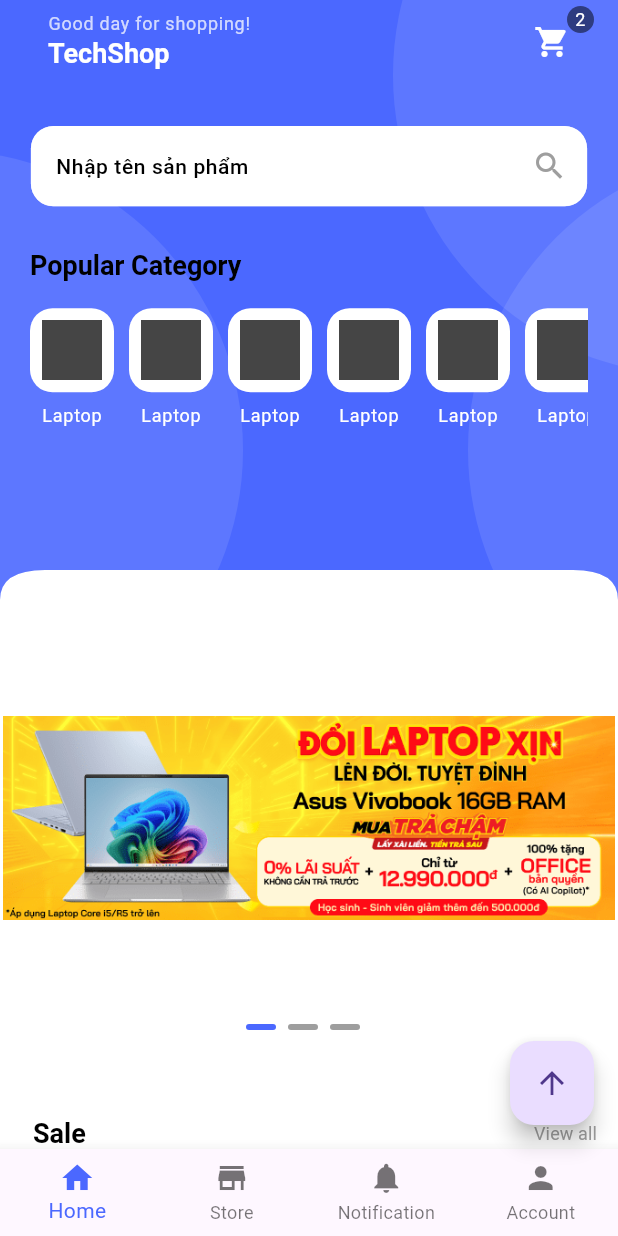
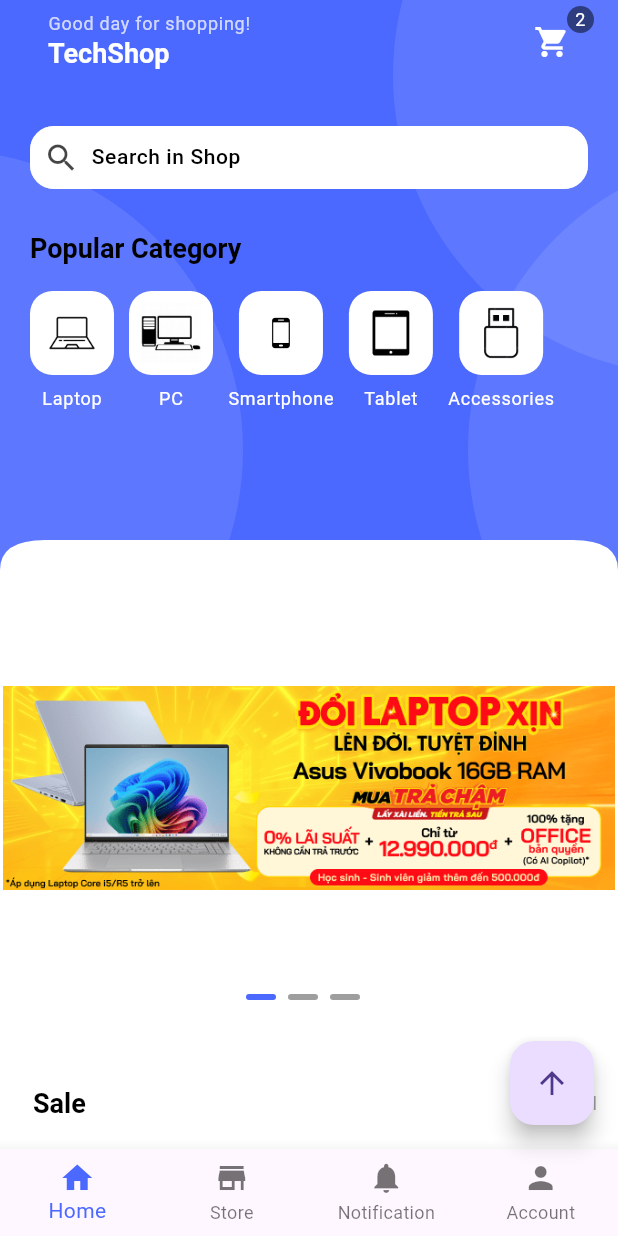
Before and after one commit to DamPhong1311/flutter_e-commerce_mobile_app, a Flutter app: the screen it shows after launch, on a phone screen of 412 x 824 dp. Run offline on Flutter 3.47's test engine with Material 3 defaults, Android fonts, the phone set to English and light mode, and no system bars; drawn by our look-alikes of carousel_slider; our stand-ins replace cloud_firestore, device_preview, file_picker, firebase_auth, firebase_core, flutter_dotenv and 2 more; accounts and stored records are empty; Roboto replaces fonts that are missing (Poppins).

Commit message:
fix store + brand

```diff
--- a/lib/common/constants/images_string.dart
+++ b/lib/common/constants/images_string.dart
@@ -1,4 +1,3 @@
 class ProductImage {
-  static const String iphone11promax =
-      "assets\images\products\cellphoneicon.jpg";
+  static const String iphone11promax = "assetsimagesproductscellphoneicon.jpg";
 }
--- a/lib/common/widgets/app_bar/app_bar.dart
+++ b/lib/common/widgets/app_bar/app_bar.dart
@@ -1,5 +1,4 @@
 import 'package:flutter/material.dart';
-import 'package:flutter/widgets.dart';
 import 'package:ecommerece_flutter_app/common/helper/helper.dart';
 
 class WAppBar extends StatelessWidget implements PreferredSizeWidget {
--- a/lib/common/widgets/brandstore/brand_model.dart
+++ b/lib/common/widgets/brandstore/brand_model.dart
@@ -1,6 +1,6 @@
 class Brand {
   final String brandName;
-  final String brandLogo; // Đường dẫn asset/logo
+  final String brandLogo;
   final int productCount;
   final List<String> productImages;
 
@@ -10,28 +10,14 @@
     required this.productCount,
     required this.productImages,
   });
+
+  // Hàm tạo đối tượng Brand từ dữ liệu Firestore
+  factory Brand.fromFirestore(Map<String, dynamic> data) {
+    return Brand(
+      brandName: data['store'] ?? 'No Name',
+      brandLogo: data['imageUrl'] ?? '',
+      productCount: 1,
+      productImages: List<String>.from(data['imageGallery'] ?? []),
+    );
+  }
 }
-
-// Danh sách mẫu
-final List<Brand> brandList = [
-  Brand(
-    brandName: 'LapTop',
-    brandLogo: 'assets/images/products/laptop.jpg',
-    productCount: 265,
-    productImages: [
-      'assets/images/products/laptop.jpg',
-      'assets/images/products/laptop.jpg',
-      'assets/images/products/laptop.jpg',
-    ],
-  ),
-  Brand(
-    brandName: 'Phone',
-    brandLogo: 'assets/images/products/laptop.jpg',
-    productCount: 95,
-    productImages: [
-      'assets/images/products/laptop.jpg',
-      'assets/images/products/laptop.jpg',
-      'assets/images/products/laptop.jpg',
-    ],
-  ),
-];
--- a/lib/common/widgets/productgridviewdetail.dart
+++ b/lib/common/widgets/productgridviewdetail.dart
@@ -28,7 +28,7 @@
           (widget.store?.isNotEmpty == true && widget.category.isNotEmpty)
               ? capitalize('${widget.store} - ${widget.category}')
               : (widget.category.isNotEmpty)
-                  ? capitalize('${widget.category}')
+                  ? capitalize(widget.category)
                   : (widget.store?.isNotEmpty == true)
                       ? capitalize('${widget.store}')
                       : 'Tất cả sản phẩm',
--- a/lib/main.dart
+++ b/lib/main.dart
@@ -9,9 +9,7 @@
 import 'package:firebase_core/firebase_core.dart';
 import 'package:flutter/foundation.dart';
 import 'package:flutter/material.dart';
-import 'package:ecommerece_flutter_app/pages/intro/splash.dart';
 import 'package:flutter_dotenv/flutter_dotenv.dart';
-import 'package:get/get.dart';
 import 'common/theme/theme.dart';
 
 Future<void> main() async {
--- a/lib/pages/cart/cart_page.dart
+++ b/lib/pages/cart/cart_page.dart
@@ -4,7 +4,6 @@
 import 'package:ecommerece_flutter_app/common/widgets/header/header_container.dart';
 import 'package:ecommerece_flutter_app/pages/home/home_page.dart';
 import 'package:ecommerece_flutter_app/services/auth_service.dart';
-import 'package:firebase_auth/firebase_auth.dart';
 import 'package:flutter/material.dart';
 
 import '../../models/cart_item.dart';
--- a/lib/pages/home/home_page.dart
+++ b/lib/pages/home/home_page.dart
@@ -4,22 +4,23 @@
 import 'package:ecommerece_flutter_app/common/constants/space.dart';
 import 'package:ecommerece_flutter_app/common/helper/helper.dart';
 import 'package:ecommerece_flutter_app/common/widgets/app_bar/app_bar.dart';
+import 'package:ecommerece_flutter_app/common/widgets/brand_category/viewall.dart';
+import 'package:ecommerece_flutter_app/common/widgets/categorypage/accessories_page.dart';
+import 'package:ecommerece_flutter_app/common/widgets/categorypage/laptop_page.dart';
+import 'package:ecommerece_flutter_app/common/widgets/categorypage/pc_page.dart';
+import 'package:ecommerece_flutter_app/common/widgets/categorypage/smartphone_page.dart';
+import 'package:ecommerece_flutter_app/common/widgets/categorypage/tablet_page.dart';
 import 'package:ecommerece_flutter_app/common/widgets/curved_edges/curved_edges.dart';
 import 'package:ecommerece_flutter_app/common/widgets/main_title_view_all_butotn/main_title_and_viewall_button.dart';
-import 'package:ecommerece_flutter_app/pages/cart/cart_page.dart';
 import 'package:ecommerece_flutter_app/pages/intro/signin_signup/signin_page.dart';
 import 'package:flutter/material.dart';
-import 'package:ecommerece_flutter_app/pages/product_detail/product_detail.dart';
 
 import '../../common/widgets/custom_shapes/circular_container.dart';
 import '../../common/widgets/gridview_products.dart';
 import '../../common/widgets/search/search.dart';
 import '../../common/widgets/title/main_title.dart';
 import '../../models/product.dart';
-import '../../services/auth_service.dart';
-import '../../services/cart_service.dart';
 import '../../services/product_service.dart';
-import '../search/search_page.dart';
 
 class HomePage extends StatefulWidget {
   const HomePage({super.key});
@@ -30,10 +31,8 @@
 
 class _HomePageState extends State<HomePage> {
   int currentBanner = 0;
-  final TextEditingController _searchController = TextEditingController();
   final ProductService _productService = ProductService();
   late Future<List<Product>> _productsFuture;
-  final cartService = CartService();
   @override
   void initState() {
     _productsFuture = _productService.getProducts();
@@ -47,23 +46,24 @@
         scrollDirection: Axis.vertical,
         child: Column(
           children: [
-            headerContainer(
+            _headerContainer(
               child: Column(
                 crossAxisAlignment: CrossAxisAlignment.start,
                 children: [
                   _textAndCartButton(context),
                   KSizedBox.mediumSpace,
-                  SearchHead(searchController: _searchController),
+                  SearchContainer(
+                    onTap: () {
+                      //thay login() thành widget cần đi tới
+                      Navigator.pushReplacement(context,
+                          MaterialPageRoute(builder: (context) => LoginPage()));
+                    },
+                  ),
                   KSizedBox.mediumSpace,
                   MainTitle(title: 'Popular Category'),
                   KSizedBox.smallHeightSpace,
                   KSizedBox.smallHeightSpace,
-                  ListViewHorizontal(
-                    onTap: () {
-                      Navigator.pushReplacement(context,
-                          MaterialPageRoute(builder: (context) => LoginPage()));
-                    },
-                  ),
+                  ListViewHorizontal(),
                   KSizedBox.mediumSpace,
                 ],
               ),
@@ -79,7 +79,14 @@
                   Center(
                       child: BannerIndicatorRow(currentBanner: currentBanner)),
                   KSizedBox.heightSpace,
-                  MainTitleAndViewAllButton(title: 'Sale', onPressed: () {}),
+                  MainTitleAndViewAllButton(
+                      title: 'Sale',
+                      onPressed: () {
+                        Navigator.push(
+                            context,
+                            MaterialPageRoute(
+                                builder: (context) => const ViewAllPage()));
+                      }),
                   KSizedBox.smallHeightSpace,
                   KSizedBox.smallHeightSpace,
                   FutureBuilder<List<Product>>(
@@ -108,37 +115,20 @@
                               mainAxisSpacing:
                                   Helper.screenWidth(context) > 600 ? 20 : 5,
                               crossAxisSpacing:
-                                  Helper.screenWidth(context) > 600 ? 20 : 3,
+                                  Helper.screenWidth(context) > 600 ? 20 : 5,
                               mainAxisExtent: Helper.screenWidth(context) > 600
                                   ? Helper.screenHeight(context) * 0.27
                                   : Helper.screenWidth(context) < 390
                                       ? Helper.screenHeight(context) * 0.43
                                       : Helper.screenHeight(context) * 0.33,
                             ),
+
+                            //làm dạng ngang và nếu điện thoại nhỏ sẽ đổi sang dạng đó
+
                             itemBuilder: (_, index) {
                               final product = products[index];
                               return GestureDetector(
-                                onTap: () {
-                                  //thay login() thành widget cần đi tới
-                                  Navigator.push(
-                                      context,
-                                      MaterialPageRoute(
-                                          builder: (context) => ProductDetail(
-                                                name: product.name,
-                                                priceProduct:
-                                                    Helper.formatCurrency(
-                                                        product.priceProduct),
-                                                oldPrice: Helper.formatCurrency(
-                                                    product.oldPrice),
-                                                salePercent:
-                                                    product.salePercent,
-                                                rateProduct: '4.8',
-                                                isSale: product.isSale,
-                                                idProduct: product.id,
-                                                imageUrl: product.imageUrl,
-                                                price: product.priceProduct
-                                              )));
-                                },
+                                onTap: () {},
                                 child: InfoProductContainerVer(
                                   // context: context,
                                   imageProduct: product.imageUrl,
@@ -153,6 +143,33 @@
                                 ),
                               );
                             });
+                        // ListView.builder(
+                        //   itemCount: products.length,
+                        //   itemBuilder: (context, index) {
+                        //     Product product = products[index];
+                        //     return GridviewProductsContainer(
+                        //       length: products.length,
+                        //       imageProduct: product.imageUrl,
+                        //       nameProduct:
+                        //           product.name,
+                        //       priceProduct: Helper.formatCurrency(product.priceProduct),
+                        //       isSale: product.isSale,
+                        //       oldPrice: Helper.formatCurrency(product.oldPrice),
+                        //       salePercent: product.salePercent,
+                        //       rateProduct: '4.8',
+                        //       isSmallDevice: Helper.screenWidth(context) < 390
+                        //           ? true
+                        //           : false,
+                        //       onTap: () {
+                        //         //thay login() thành widget cần đi tới
+                        //         Navigator.pushReplacement(
+                        //             context,
+                        //             MaterialPageRoute(
+                        //                 builder: (context) => ProductDetail()));
+                        //       },
+                        //     );
+                        //   },
+                        // );
                       })
                 ],
               ),
@@ -212,12 +229,7 @@
       children: [
         IconButton(
           padding: EdgeInsets.only(right: 8),
-          onPressed: () {
-            Navigator.push(
-              context,
-              MaterialPageRoute(builder: (context) => CartPage()),
-            );
-          },
+          onPressed: () {},
           icon: Icon(Icons.shopping_cart),
           color: Colors.white,
         ),
@@ -242,12 +254,12 @@
     );
   }
 
-  ClipPath headerContainer({required Widget child}) {
+  ClipPath _headerContainer({required Widget child}) {
     return ClipPath(
       clipper: WCustomCurveyEdges(),
       child: Container(
         color: KColors.primaryColor,
-        height: 400,
+        height: 380,
         child: Stack(
           children: [
             Positioned(
@@ -270,58 +282,6 @@
                 )),
             child
           ],
-        ),
-      ),
-    );
-  }
-}
-
-class SearchHead extends StatelessWidget {
-  const SearchHead({
-    super.key,
-    required TextEditingController searchController,
-  }) : _searchController = searchController;
-
-  final TextEditingController _searchController;
-
-  @override
-  Widget build(BuildContext context) {
-    return Center(
-      child: Container(
-        width: Helper.screenWidth(context) * 0.9,
-        decoration: BoxDecoration(
-            color: Helper.isDarkMode(context)
-                ? KColors.lightModeColor
-                : Colors.white,
-            borderRadius: BorderRadius.circular(15),
-            border: Border.all(color: KColors.dartModeColor)),
-        child: Padding(
-          padding: const EdgeInsets.only(left: 8.0),
-          child: TextField(
-            controller: _searchController,
-            decoration: InputDecoration(
-              border: InputBorder.none,
-              enabledBorder: InputBorder.none,
-              focusedBorder: InputBorder.none,
-              labelText: '  Nhập tên sản phẩm',
-              labelStyle: Theme.of(context).textTheme.bodySmall,
-              suffixIcon: IconButton(
-                icon: Icon(Icons.search),
-                onPressed: () {
-                  String searchQuery = _searchController.text.trim();
-                  if (searchQuery.isNotEmpty) {
-                    Navigator.push(
-                      context,
-                      MaterialPageRoute(
-                        builder: (context) =>
-                            SearchPage(searchQuery: searchQuery),
-                      ),
-                    );
-                  }
-                },
-              ),
-            ),
-          ),
         ),
       ),
     );
@@ -416,12 +376,25 @@
 }
 
 class ListViewHorizontal extends StatelessWidget {
-  const ListViewHorizontal({
-    super.key,
-    required this.onTap,
-  });
+  ListViewHorizontal({super.key});
 
-  final VoidCallback onTap;
+  final List<CategoryItem> categories = [
+    CategoryItem(
+        name: 'Laptop', icon: 'assets/icons/laptop.jpg', page: LaptopPage()),
+    CategoryItem(name: 'PC', icon: 'assets/icons/pc.jpeg', page: PcPage()),
+    CategoryItem(
+        name: 'Smartphone',
+        icon: 'assets/icons/smartphone.jpg',
+        page: SmartphonePage()),
+    CategoryItem(
+        name: 'Tablet',
+        icon: 'assets/icons/vector-tablet.jpg',
+        page: TabletPage()),
+    CategoryItem(
+        name: 'Accessories',
+        icon: 'assets/icons/usb.jpg',
+        page: AccessoriesPage()),
+  ];
 
   @override
   Widget build(BuildContext context) {
@@ -430,10 +403,17 @@
       height: 80,
       child: ListView.builder(
         shrinkWrap: true,
-        itemCount: 6,
+        itemCount: categories.length,
         scrollDirection: Axis.horizontal,
         itemBuilder: (_, index) {
-          return GestureDetector(onTap: onTap, child: ListViewChild());
+          final category = categories[index];
+          return GestureDetector(
+            onTap: () {
+              Navigator.push(
+                  context, MaterialPageRoute(builder: (_) => category.page));
+            },
+            child: ListViewChild(category: category),
+          );
         },
       ),
     );
@@ -441,9 +421,9 @@
 }
 
 class ListViewChild extends StatelessWidget {
-  const ListViewChild({
-    super.key,
-  });
+  const ListViewChild({super.key, required this.category});
+
+  final CategoryItem category;
 
   @override
   Widget build(BuildContext context) {
@@ -461,18 +441,20 @@
                     : Colors.white,
                 borderRadius: BorderRadius.circular(15)),
             child: Center(
-              child: Image(
-                image: AssetImage('assets/icons/laptop.jpg'),
-                fit: BoxFit.cover,
-                color: Helper.isDarkMode(context)
-                    ? KColors.dartModeColor
-                    : KColors.lightModeColor,
+              child: Image.asset(
+                category.icon,
+                width: 50,
+                height: 50,
+                fit: BoxFit.contain,
+                errorBuilder: (context, error, stackTrace) {
+                  return Icon(Icons.broken_image, color: Colors.red, size: 40);
+                },
               ),
             ),
           ),
           KSizedBox.smallHeightSpace,
           Text(
-            'Laptop',
+            category.name,
             style: Theme.of(context)
                 .textTheme
                 .labelMedium!
@@ -485,3 +467,11 @@
     );
   }
 }
+
+class CategoryItem {
+  final String name;
+  final String icon;
+  final Widget page;
+
+  CategoryItem({required this.name, required this.icon, required this.page});
+}
--- a/lib/pages/product_detail/BottomActionButtons.dart
+++ b/lib/pages/product_detail/BottomActionButtons.dart
@@ -1,7 +1,4 @@
 import 'package:ecommerece_flutter_app/common/constants/colors.dart';
-import 'package:ecommerece_flutter_app/common/helper/helper.dart';
-import 'package:ecommerece_flutter_app/common/widgets/app_bar/app_bar.dart';
-import 'package:ecommerece_flutter_app/common/widgets/curved_edges/curved_edges_widget.dart';
 import 'package:flutter/material.dart';
 import 'package:intl/intl.dart';
 
--- a/lib/pages/product_detail/product_detail.dart
+++ b/lib/pages/product_detail/product_detail.dart
@@ -1,11 +1,7 @@
-import 'package:ecommerece_flutter_app/common/constants/colors.dart';
 import 'package:ecommerece_flutter_app/common/helper/helper.dart';
-import 'package:ecommerece_flutter_app/common/widgets/app_bar/app_bar.dart';
-import 'package:ecommerece_flutter_app/common/widgets/curved_edges/curved_edges_widget.dart';
 import 'package:ecommerece_flutter_app/services/auth_service.dart';
 import 'package:ecommerece_flutter_app/services/cart_service.dart';
 import 'package:flutter/material.dart';
-import 'package:get/get.dart';
 import 'package:intl/intl.dart';
 import 'package:ecommerece_flutter_app/pages/product_detail/ProductInformation.dart';
 import 'package:ecommerece_flutter_app/pages/product_detail/ProductImages.dart';
@@ -31,7 +27,8 @@
       required this.salePercent,
       required this.isSale,
       required this.idProduct,
-      required this.imageUrl, required this.price});
+      required this.imageUrl,
+      required this.price});
 
   @override
   State<ProductDetail> createState() => _ProductDetailState();
@@ -64,11 +61,7 @@
   };
   void someFunction() {
     String? userId = AuthService().getUserId();
-    if (userId == null) {
-      print("Người dùng chưa đăng nhập.");
-    } else {
-      print("User ID: $userId");
-    }
+    print("User ID: $userId");
   }
 
   @override
@@ -139,12 +132,11 @@
               onAddToCart: () {
                 // Handle add to cart
                 cartService.addToCart(
-                  userId:  AuthService().getUserId(),
-                  productId:  widget.idProduct,
-                  name:  widget.name,
+                  userId: AuthService().getUserId(),
+                  productId: widget.idProduct,
+                  name: widget.name,
                   price: widget.price,
-                  imageUrl:  widget.imageUrl,
-
+                  imageUrl: widget.imageUrl,
                 );
               },
               onBuyNow: () {
--- a/lib/services/auth_service.dart
+++ b/lib/services/auth_service.dart
@@ -1,10 +1,5 @@
 import 'package:cloud_firestore/cloud_firestore.dart';
-import 'package:ecommerece_flutter_app/common/popups/full_screen_loader.dart';
 import 'package:firebase_auth/firebase_auth.dart';
-import 'package:firebase_core/firebase_core.dart';
-import 'package:flutter/material.dart';
-import 'package:get/get.dart';
-import 'package:get/get_connect/http/src/utils/utils.dart';
 
 class AuthService {
   //dang ki acc
```
Also changed, not shown: lib/common/widgets/brandstore/brand_card.dart (+19 -29 lines), lib/common/widgets/brandstore/brand_page_view.dart (+55 -1 lines), lib/common/widgets/loaders/animation_loader.dart (+17 -10 lines), lib/pages/account/account.dart (+13 -9 lines), lib/pages/intro/signin_signup/signin_page.dart (+2 -8 lines), lib/pages/intro/signin_signup/signup_page.dart (+8 -11 lines), lib/pages/product_detail/ProductImages.dart (+4 -8 lines), lib/pages/product_detail/ProductInformation.dart (+3 -6 lines), lib/pages/search/search_page.dart (+5 -5 lines).
